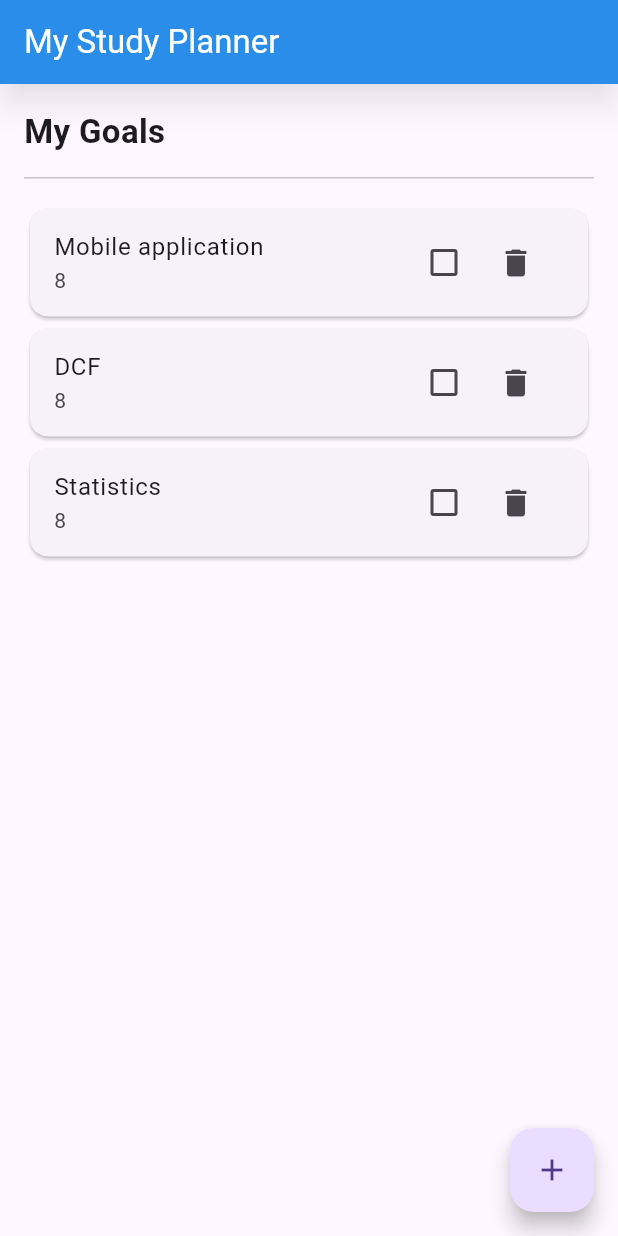
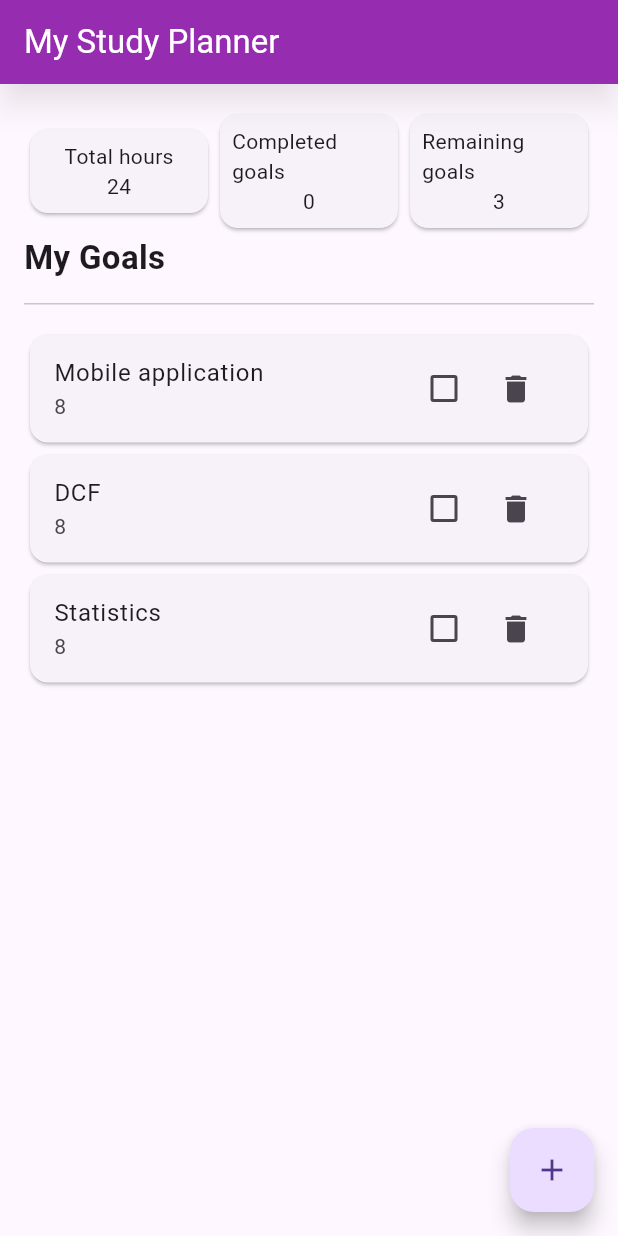
Before and after one commit to faustine-van/study_planner, a Flutter app: the screen it shows after launch, after a tap on the "delete" icon, on a phone screen of 412 x 824 dp. Run offline on Flutter 3.47's test engine with Material 3 defaults, Android fonts, the phone set to English and light mode, and no system bars; our stand-ins replace material_ui.

Commit message:
Complete Phase 3: Statistics and Summary Cards

```diff
--- a/lib/main.dart
+++ b/lib/main.dart
@@ -31,6 +31,12 @@ class _HomeState extends State<Home> {
     {"subject": "Statistics", "hours": 8, "done": false},
   ];
 
+  int sum(){
+    return goalsList.fold(0, (sum, goal) => sum + (goal['hours'] as int));
+  }
+  int count(bool value){
+    return goalsList.where((goal) => goal['done'] == value).length;
+  }
 
   @override
   Widget build(BuildContext context) {
@@ -40,7 +46,7 @@ class _HomeState extends State<Home> {
         title: const Text('My Study Planner'),
         elevation: 8.0,
         shadowColor: Colors.black.withValues(alpha: 0.4),
-        backgroundColor: Colors.blue, // Or Color(0xFF673AB7)
+        backgroundColor: Colors.purple,
         foregroundColor: Colors.white,
       ),
       // STATIC: body with list of goals
@@ -49,6 +55,57 @@ class _HomeState extends State<Home> {
         child: Column(
           crossAxisAlignment: CrossAxisAlignment.start,
           children: [
+
+            // Add summary rows
+            Row(
+              mainAxisAlignment: MainAxisAlignment.spaceEvenly,
+              children: [
+                Expanded(
+                  child: Card(
+                    child: Padding(
+                      padding: const EdgeInsets.all(8.0),
+                      child: Column(
+                          mainAxisSize: MainAxisSize.min,
+
+                        children: [
+                          Text('Total hours'),
+                          Text(sum().toString()),
+                        ],
+                      ),
+                    ),
+                  ),
+                ),
+                Expanded(
+                  child: Card(
+                    child: Padding(
+                      padding: const EdgeInsets.all(8.0),
+                      child: Column(
+                        mainAxisSize: MainAxisSize.min,
+                        children: [
+                          Text("Completed goals"),
+                          Text(count(true).toString()),
+                        ],
+                      ),
+                    ),
+                  ),
+                ),
+                Expanded(
+                  child: Card(
+                    child: Padding(
+                      padding: const EdgeInsets.all(8.0),
+                      child: Column(
+                        mainAxisSize: MainAxisSize.min,
+                        children: [
+                          Text("Remaining goals"),
+                          Text(count(false).toString()),
+                        ],
+                      ),
+                    ),
+                  ),
+                ),
+
+              ],
+            ),
 
             // STATIC: title
             const Text(
```
Also changed, not shown: 1 other file.
